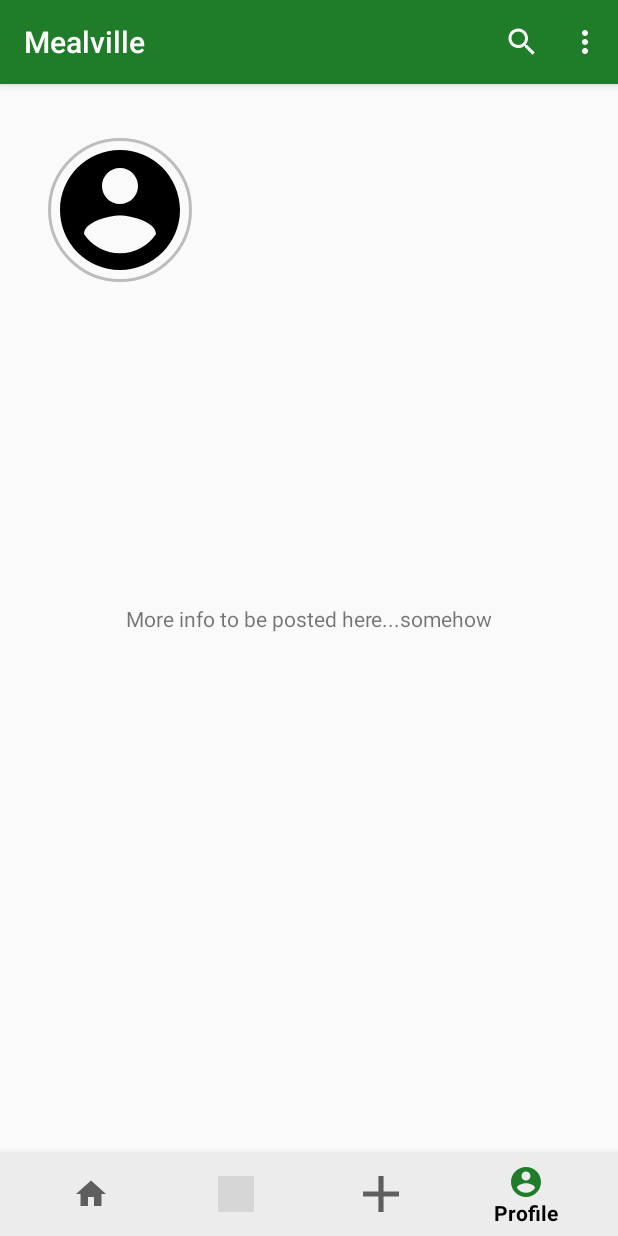
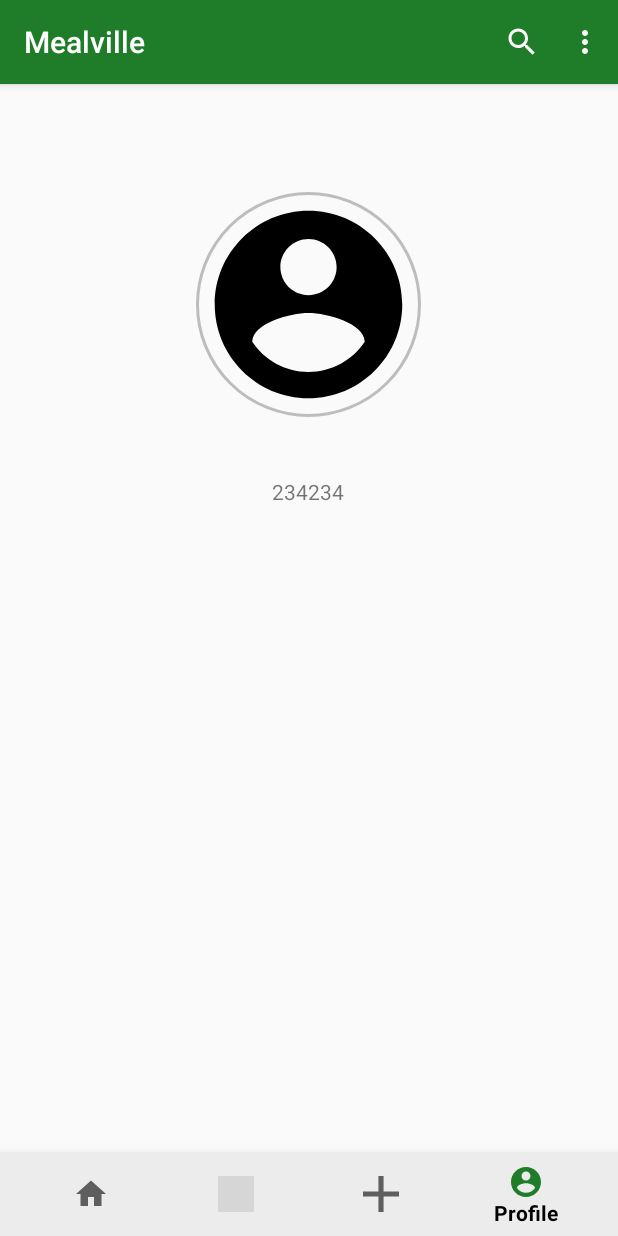
Before and after one commit to Nicholas-Muturi/recipe-app, an Android app: the screen it shows after launch once a user with an empty profile is signed in (MainActivity), item 4 of the bottom bar chosen, on a phone screen of 412 x 824 dp. Run offline under Robolectric (Android 15) with nearby library versions, the phone set to English and light mode, and no system bars; our stand-ins replace ButterKnife, CircleImageView, Firebase (no records; nobody signed in at launch, a user with empty details on screens opened directly); Roboto replaces fonts that are not available here; grey boxes are pictures that could not be loaded.

Commit message:
[chore] added textview to hold recipe counter

```diff
--- a/app/src/main/java/m/nicholas/mealville/ui/ProfileFragment.java
+++ b/app/src/main/java/m/nicholas/mealville/ui/ProfileFragment.java
@@ -22,7 +22,7 @@ import m.nicholas.mealville.R;
  */
 public class ProfileFragment extends Fragment {
     @BindView(R.id.tvProfileUsername) TextView tvUsername;
-
+    @BindView(R.id.tvProfileRecipeCounter) TextView tvRecipeCounter;
     public ProfileFragment() {
         // Required empty public constructor
     }
--- a/app/src/main/res/layout/fragment_profile.xml
+++ b/app/src/main/res/layout/fragment_profile.xml
@@ -8,16 +8,17 @@
 
     <de.hdodenhof.circleimageview.CircleImageView
         android:id="@+id/profile_image"
-        android:layout_width="96dp"
-        android:layout_height="96dp"
+        android:layout_width="150dp"
+        android:layout_height="150dp"
         android:layout_marginStart="32dp"
-        android:layout_marginTop="36dp"
+        android:layout_marginTop="72dp"
+        android:layout_marginEnd="32dp"
         android:scaleType="centerCrop"
         android:src="@drawable/ic_user"
         app:civ_border_color="@color/greyLine"
         app:civ_border_width="2dp"
         app:layout_constraintEnd_toEndOf="parent"
-        app:layout_constraintHorizontal_bias="0.0"
+        app:layout_constraintHorizontal_bias="0.497"
         app:layout_constraintStart_toStartOf="parent"
         app:layout_constraintTop_toTopOf="parent" />
 
@@ -26,30 +27,32 @@
         android:layout_width="0dp"
         android:layout_height="wrap_content"
         android:layout_marginStart="16dp"
-        android:layout_marginTop="48dp"
-        android:layout_marginEnd="32dp"
+        android:layout_marginTop="8dp"
+        android:layout_marginEnd="16dp"
         android:text="@string/username"
         android:textAlignment="center"
         android:textColor="@color/textBlack"
         android:textSize="17sp"
         android:textStyle="bold"
         app:layout_constraintEnd_toEndOf="parent"
-        app:layout_constraintStart_toEndOf="@+id/profile_image"
-        app:layout_constraintTop_toTopOf="parent" />
+        app:layout_constraintStart_toStartOf="parent"
+        app:layout_constraintTop_toBottomOf="@+id/profile_image" />
 
     <TextView
-        android:id="@+id/textView9"
+        android:id="@+id/tvProfileRecipeCounter"
         android:layout_width="wrap_content"
         android:layout_height="wrap_content"
         android:layout_marginStart="16dp"
+        android:layout_marginTop="8dp"
         android:layout_marginEnd="16dp"
-        android:text="More info to be posted here...somehow"
         android:textAlignment="center"
+        android:text="234234"
         app:layout_constraintBottom_toBottomOf="parent"
         app:layout_constraintEnd_toEndOf="parent"
-        app:layout_constraintHorizontal_bias="0.5"
+        app:layout_constraintHorizontal_bias="0.498"
         app:layout_constraintStart_toStartOf="parent"
-        app:layout_constraintTop_toTopOf="parent" />
+        app:layout_constraintTop_toBottomOf="@+id/tvProfileUsername"
+        app:layout_constraintVertical_bias="0.0" />
 
 
 </androidx.constraintlayout.widget.ConstraintLayout>
```
